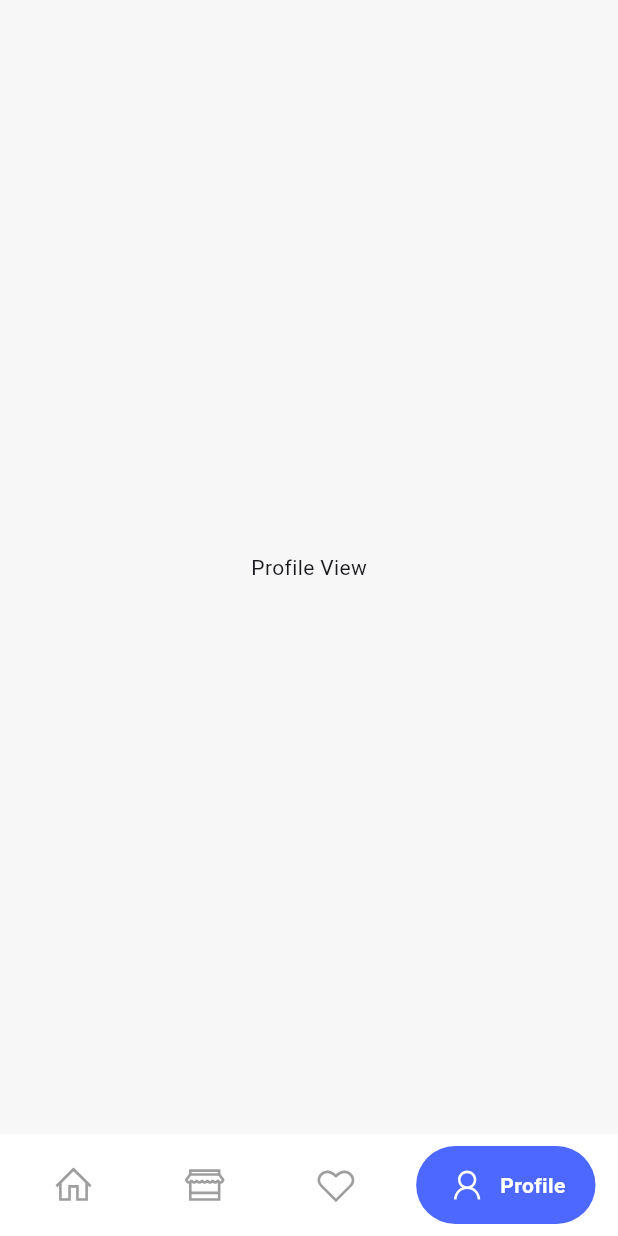
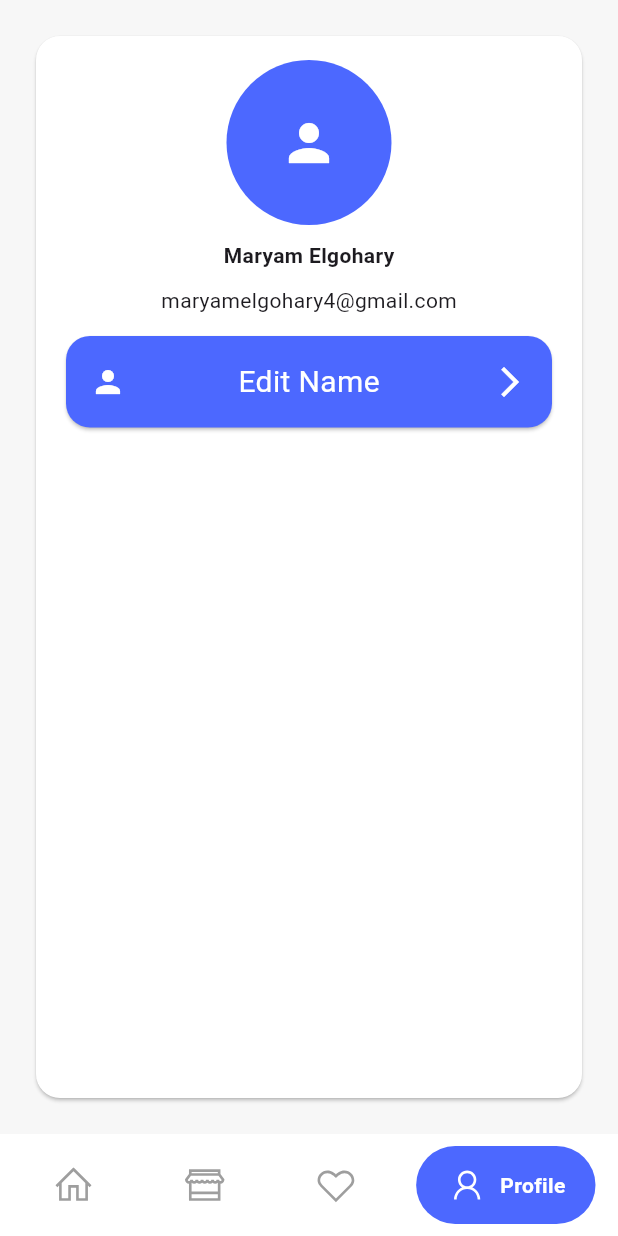
Before and after one commit to Maryam-Elgohary/Our_Market, a Flutter app: the screen it shows after launch, item 4 of the bottom bar chosen, on a phone screen of 412 x 824 dp. Run offline on Flutter 3.47's test engine with Material 3 defaults, Android fonts, the phone set to English and light mode, and no system bars; drawn by our look-alikes of google_nav_bar; our stand-ins replace bloc, cached_network_image, flutter_bloc, line_icons; network calls fail.

Commit message:
create card in profile view

```diff
--- a/lib/views/profile/UI/profile_view.dart
+++ b/lib/views/profile/UI/profile_view.dart
@@ -1,12 +1,65 @@
 import 'package:flutter/material.dart';
+import 'package:our_market/core/app_colors.dart';
 
 class ProfileView extends StatelessWidget {
   const ProfileView({super.key});
 
   @override
   Widget build(BuildContext context) {
-    return Center(
-      child: Text("Profile View"),
+    return const Card(
+      color: AppColors.kWhiteColor,
+      margin: EdgeInsets.all(24),
+      shape: RoundedRectangleBorder(
+          borderRadius: BorderRadius.all(Radius.circular(16))),
+      child: Padding(
+          padding: EdgeInsets.all(16.0),
+          child: Column(
+            children: [
+              CircleAvatar(
+                radius: 55,
+                backgroundColor: AppColors.kPrimaryColor,
+                foregroundColor: AppColors.kWhiteColor,
+                child: Icon(
+                  Icons.person,
+                  size: 40,
+                ),
+              ),
+              SizedBox(height: 10),
+              Text(
+                "Maryam Elgohary",
+                style: TextStyle(fontWeight: FontWeight.bold),
+              ),
+              SizedBox(height: 10),
+              Text("maryamelgohary4@gmail.com"),
+              SizedBox(height: 10),
+              Card(
+                color: AppColors.kPrimaryColor,
+                shape: RoundedRectangleBorder(
+                    borderRadius: BorderRadius.all(Radius.circular(16))),
+                child: Padding(
+                  padding: EdgeInsets.all(16.0),
+                  child: Row(
+                    mainAxisAlignment: MainAxisAlignment.spaceBetween,
+                    children: [
+                      Icon(
+                        Icons.person,
+                        color: AppColors.kWhiteColor,
+                      ),
+                      Text(
+                        "Edit Name",
+                        style: TextStyle(
+                            fontSize: 20, color: AppColors.kWhiteColor),
+                      ),
+                      Icon(
+                        Icons.arrow_forward_ios,
+                        color: AppColors.kWhiteColor,
+                      ),
+                    ],
+                  ),
+                ),
+              )
+            ],
+          )),
     );
   }
 }
```
